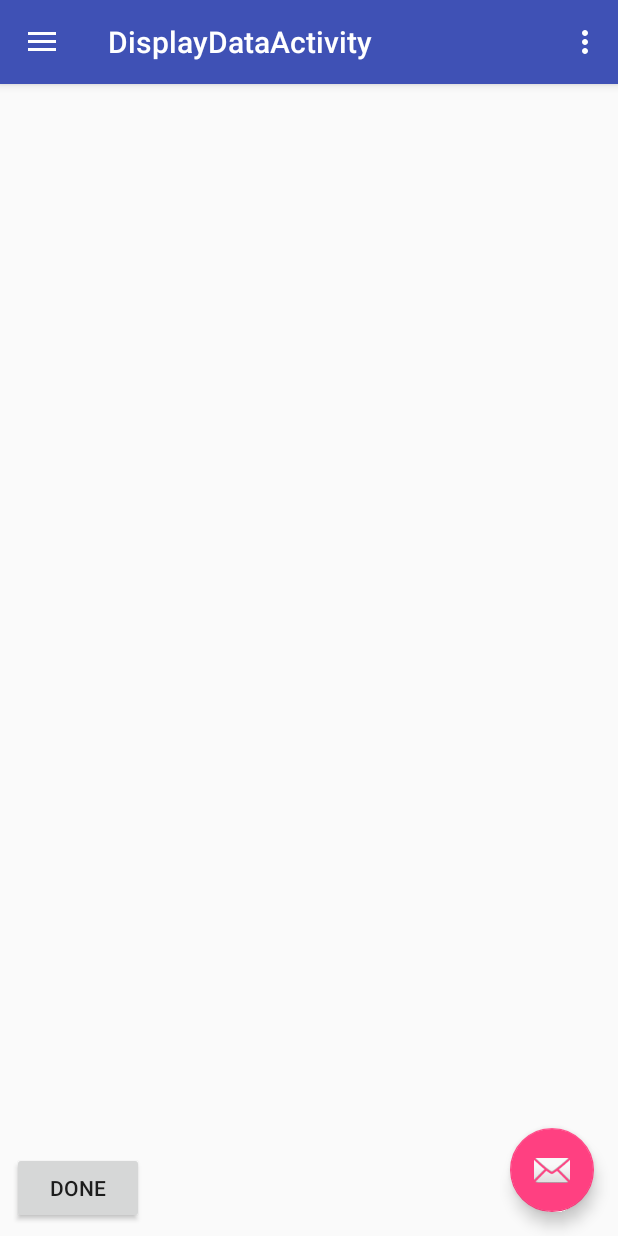
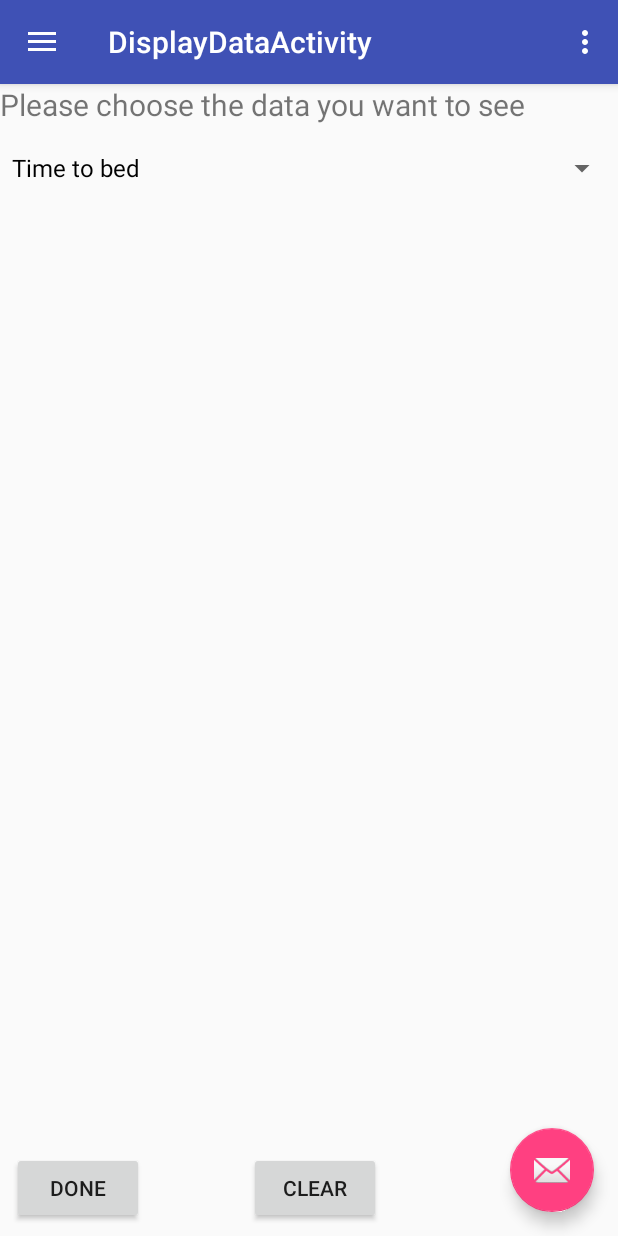
Before and after one commit to Junliu66/SleepyLog, an Android app: the DisplayDataActivity screen opened directly, with no data from a screen before it, on a phone screen of 412 x 824 dp. Run offline under Robolectric (Android 15) with nearby library versions, the phone set to English and light mode, and no system bars.

Commit message:
update pictures for button & display activity

```diff
--- a/app/src/main/java/com/avengers/sleepylog/DisplayDataActivity.java
+++ b/app/src/main/java/com/avengers/sleepylog/DisplayDataActivity.java
@@ -1,5 +1,6 @@
 package com.avengers.sleepylog;
 
+import android.database.Cursor;
 import android.os.Bundle;
 import android.support.design.widget.FloatingActionButton;
 import android.support.design.widget.Snackbar;
@@ -13,6 +14,9 @@ import android.support.v7.widget.Toolbar;
 import android.view.Menu;
 import android.view.MenuItem;
 import android.widget.ArrayAdapter;
+import android.widget.Button;
+import android.widget.Spinner;
+import android.widget.TextView;
 
 
 /**
@@ -20,6 +24,9 @@ import android.widget.ArrayAdapter;
  */
 public class DisplayDataActivity extends AppCompatActivity
         implements NavigationView.OnNavigationItemSelectedListener {
+
+    TextView tvDisplay;
+    private DBAdapter DBAgent;
 
     @Override
     protected void onCreate(Bundle savedInstanceState) {
@@ -46,6 +53,75 @@ public class DisplayDataActivity extends AppCompatActivity
         NavigationView navigationView = (NavigationView) findViewById(R.id.nav_view);
         navigationView.setNavigationItemSelectedListener(this);
         // Above created by Android Studio Navigation Drawer Activity template
+
+
+        tvDisplay = (TextView)findViewById(R.id.tvDisplay);
+        final TextView tvPickStyle = (TextView)findViewById(R.id.tvTitle);
+        final Spinner dropdown = (Spinner)findViewById(R.id.spinner);
+        dropdown.setVisibility(View.VISIBLE);
+        tvPickStyle.setVisibility(View.VISIBLE);
+
+        String[] items = new String[]{
+                "Time to bed",
+                "Time to sleep",
+                "Time to wake up",
+                "Time out of bed",
+                "How long to fall asleep",
+                "Take nap",
+                "Rate your sleep quality"
+        };
+        ArrayAdapter<String> adapter = new ArrayAdapter<String>(this, android.R.layout.simple_spinner_dropdown_item, items);
+        dropdown.setAdapter(adapter);
+
+        //openDB();
+
+
+    }
+
+    public void showData(View v) {
+        Spinner dropdown = (Spinner)findViewById(R.id.spinner);
+        switch (dropdown.getSelectedItemPosition()) {
+            case 0:
+                tvDisplay.setText("haha");
+                //Cursor cursor = DBAgent.getAll();
+                //displayRecords(cursor);
+                break;
+            case 1:
+                break;
+            case 2:
+                break;
+            case 3:
+                break;
+            case 4:
+                break;
+            case 5:
+                break;
+            case 6:
+                break;
+        }
+    }
+
+    public void openDB() {
+        DBAgent = new DBAdapter(this);
+        DBAgent.open();
+    }
+
+    protected void onDestroy() {
+        super.onDestroy();
+        closeDB();
+    }
+
+    public void closeDB() {
+        DBAgent.close();
+    }
+
+    public void onClearClicked(View view) {
+
+        DBAgent.deleteAll();
+    }
+
+
+    public void displayRecords(Cursor cursor) {
 
     }
 
--- a/app/src/main/res/layout/content_display_data.xml
+++ b/app/src/main/res/layout/content_display_data.xml
@@ -19,4 +19,39 @@
         app:layout_constraintStart_toStartOf="parent"
         android:onClick="onDisplayDataDone"/>
 
+    <Button
+        android:id="@+id/btnClear"
+        android:layout_width="wrap_content"
+        android:layout_height="wrap_content"
+        android:layout_marginBottom="8dp"
+        android:layout_marginStart="8dp"
+        android:text="Clear"
+        android:onClick="onClearClicked"
+        app:layout_constraintBottom_toBottomOf="parent"
+        app:layout_constraintEnd_toEndOf="parent"
+        app:layout_constraintStart_toStartOf="parent" />
+
+    <Spinner
+        android:id="@+id/spinner"
+        android:layout_width="match_parent"
+        android:layout_height="wrap_content"
+        android:layout_marginTop="32dp"
+        app:layout_constraintTop_toTopOf="parent" />
+
+    <TextView
+        android:id="@+id/tvTitle"
+        android:layout_width="wrap_content"
+        android:layout_height="wrap_content"
+        android:text="Please choose the data you want to see"
+        android:textSize="20sp" />
+
+    <TextView
+        android:id="@+id/tvDisplay"
+        android:layout_width="wrap_content"
+        android:layout_height="wrap_content"
+        android:layout_marginTop="60dp"
+        android:textSize="24sp"
+        app:layout_constraintTop_toTopOf="parent" />
+
+
 </android.support.constraint.ConstraintLayout>
--- a/app/src/main/res/layout/content_main.xml
+++ b/app/src/main/res/layout/content_main.xml
@@ -51,7 +51,8 @@
         android:layout_marginTop="200dp"
         android:onClick="onSleepButton"
         android:text="@string/time_to_bed"
-        android:background="@mipmap/bed_time"
+        android:textColor="@color/text_color"
+        android:textSize="30sp"
         app:layout_constraintBottom_toBottomOf="parent"
         app:layout_constraintEnd_toEndOf="parent"
         app:layout_constraintStart_toStartOf="parent"
--- a/app/src/main/res/values/colors.xml
+++ b/app/src/main/res/values/colors.xml
@@ -3,4 +3,5 @@
     <color name="colorPrimary">#3F51B5</color>
     <color name="colorPrimaryDark">#303F9F</color>
     <color name="colorAccent">#FF4081</color>
+    <color name="text_color">#f23f66</color>
 </resources>
```
Also changed, not shown: app/src/main/java/com/avengers/sleepylog/DBAdapter.java (added, +100 -0 lines), app/src/main/java/com/avengers/sleepylog/MainActivity.java (+20 -1 lines), app/src/main/res/drawable/bed_time.png (added), app/src/main/res/drawable/out_bed_time.png (added), app/src/main/res/drawable/sleep_time.png (added), app/src/main/res/drawable/wake_up_time.png (added).
